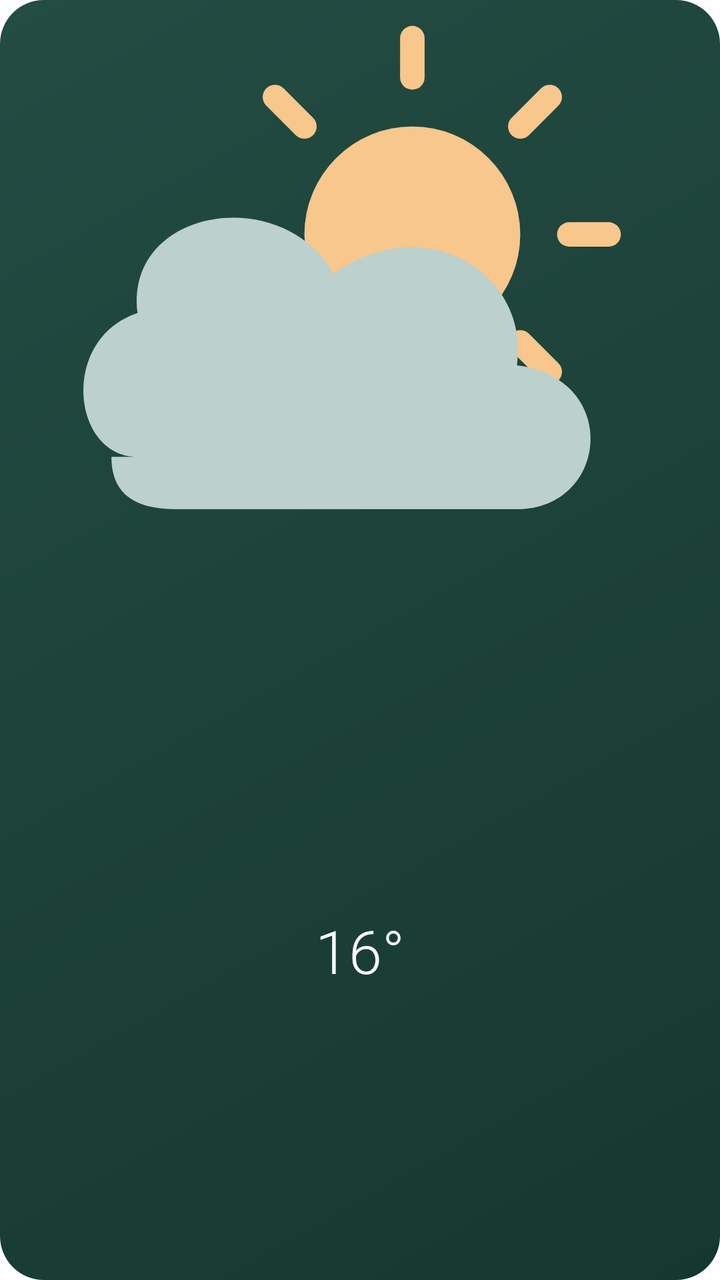
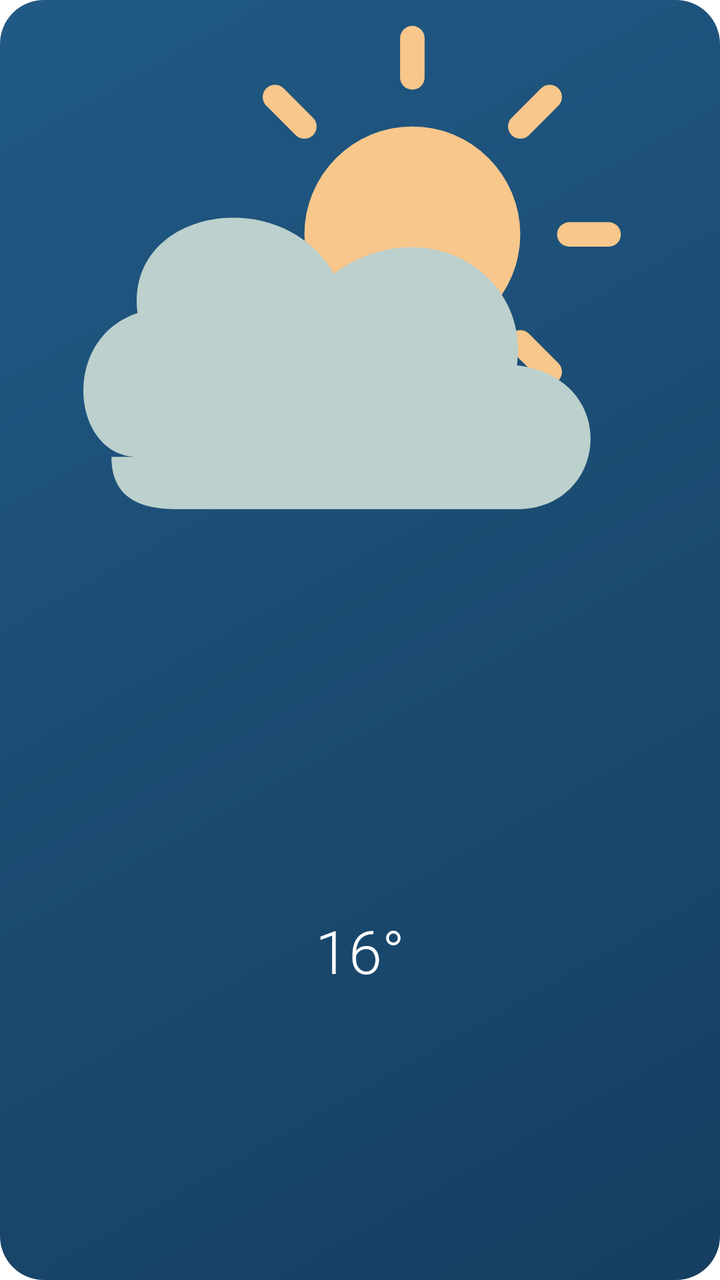

Before-and-after screenshots of an Android layout around one commit, followed by the original layout XML and the change that was made.
<!-- AndroidManifest.xml: fallback theme Theme.MaterialComponents.DayNight.NoActionBar -->
<!-- res/layout/weather_widget_temperature.xml -->
<?xml version="1.0" encoding="utf-8"?>
<LinearLayout xmlns:android="http://schemas.android.com/apk/res/android" android:id="@+id/widget_root" android:layout_width="match_parent" android:layout_height="match_parent" android:background="@drawable/widget_background" android:importantForAccessibility="yes" android:orientation="vertical" android:gravity="center" android:padding="6dp">
<ImageView android:id="@+id/weather_icon" android:layout_width="match_parent" android:layout_height="0dp" android:layout_weight="1" android:src="@drawable/widget_partly" android:scaleType="fitCenter" android:importantForAccessibility="no" />
<TextView android:id="@+id/temperature" android:layout_width="match_parent" android:layout_height="0dp" android:layout_weight="1" android:gravity="center" android:text="16°" android:textSize="28sp" android:textColor="#FFFFFF" android:fontFamily="sans-serif-light" android:includeFontPadding="false" android:maxLines="1" android:autoSizeTextType="uniform" android:autoSizeMinTextSize="12sp" android:autoSizeMaxTextSize="30sp" android:autoSizeStepGranularity="1sp" />
</LinearLayout>
<!-- resources referenced by this layout -->
<resources>
  <!-- drawable widget_background (drawable) -->
  <shape xmlns:android="http://schemas.android.com/apk/res/android" android:shape="rectangle">
      <gradient android:startColor="#234C43" android:endColor="#16372F" android:angle="315" />
      <corners android:radius="22dp" />
  </shape>
  <!-- drawable widget_partly (drawable) -->
  <vector xmlns:android="http://schemas.android.com/apk/res/android" android:width="48dp" android:height="48dp" android:viewportWidth="48" android:viewportHeight="48">
  <group android:scaleX="0.75" android:scaleY="0.75" android:translateX="10" android:translateY="-1"><path android:fillColor="#F7C78C" android:pathData="M24,13 A11,11 0,1 0,24 35 A11,11 0,1 0,24 13" /><path android:strokeColor="#F7C78C" android:strokeWidth="2.5" android:strokeLineCap="round" android:fillColor="@android:color/transparent" android:pathData="M24,4 L24,8 M24,40 L24,44 M4,24 L8,24 M40,24 L44,24 M10,10 L13,13 M35,35 L38,38 M10,38 L13,35 M35,13 L38,10" /></group><group android:translateY="3"><path android:fillColor="#BCD0CD" android:pathData="M7,31 C2,31 1,22 7,20 C6,12 18,10 22,17 C29,12 37,17 36,24 C44,25 43,35 36,35 L10,35 C7,35 5,34 5,31 Z" /></group>
  </vector>
</resources>

<!-- the commit's change to res/layout/weather_widget_temperature.xml (unified diff, before → after) -->
@@ -1,5 +1,9 @@
 <?xml version="1.0" encoding="utf-8"?>
-<LinearLayout xmlns:android="http://schemas.android.com/apk/res/android" android:id="@+id/widget_root" android:layout_width="match_parent" android:layout_height="match_parent" android:background="@drawable/widget_background" android:importantForAccessibility="yes" android:orientation="vertical" android:gravity="center" android:padding="6dp">
+<FrameLayout xmlns:android="http://schemas.android.com/apk/res/android" android:id="@+id/widget_root" android:layout_width="match_parent" android:layout_height="match_parent" android:background="@drawable/widget_background">
+<ImageView android:id="@+id/sky_background" android:layout_width="match_parent" android:layout_height="match_parent" android:scaleType="fitXY" android:importantForAccessibility="no" />
+<LinearLayout android:id="@+id/widget_content" android:layout_width="match_parent" android:layout_height="match_parent" android:importantForAccessibility="yes" android:orientation="vertical" android:gravity="center" android:padding="6dp">
 <ImageView android:id="@+id/weather_icon" android:layout_width="match_parent" android:layout_height="0dp" android:layout_weight="1" android:src="@drawable/widget_partly" android:scaleType="fitCenter" android:importantForAccessibility="no" />
 <TextView android:id="@+id/temperature" android:layout_width="match_parent" android:layout_height="0dp" android:layout_weight="1" android:gravity="center" android:text="16°" android:textSize="28sp" android:textColor="#FFFFFF" android:fontFamily="sans-serif-light" android:includeFontPadding="false" android:maxLines="1" android:autoSizeTextType="uniform" android:autoSizeMinTextSize="12sp" android:autoSizeMaxTextSize="30sp" android:autoSizeStepGranularity="1sp" />
 </LinearLayout>
+
+</FrameLayout>
<!-- resource entries referenced after the edit -->
@@ -2,7 +2,7 @@
 <resources>
   <!-- drawable widget_background (drawable) -->
   <shape xmlns:android="http://schemas.android.com/apk/res/android" android:shape="rectangle">
-      <gradient android:startColor="#234C43" android:endColor="#16372F" android:angle="315" />
+      <gradient android:startColor="#205A85" android:endColor="#163E60" android:angle="315" />
       <corners android:radius="22dp" />
   </shape>
   <!-- drawable widget_partly (drawable) -->
